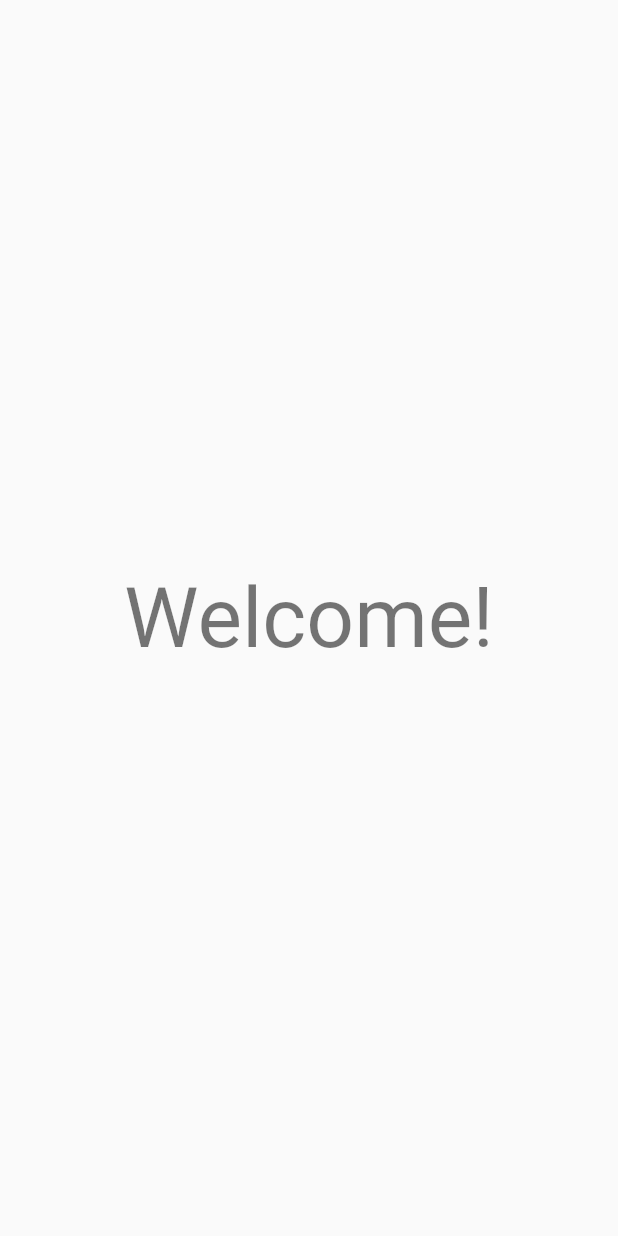
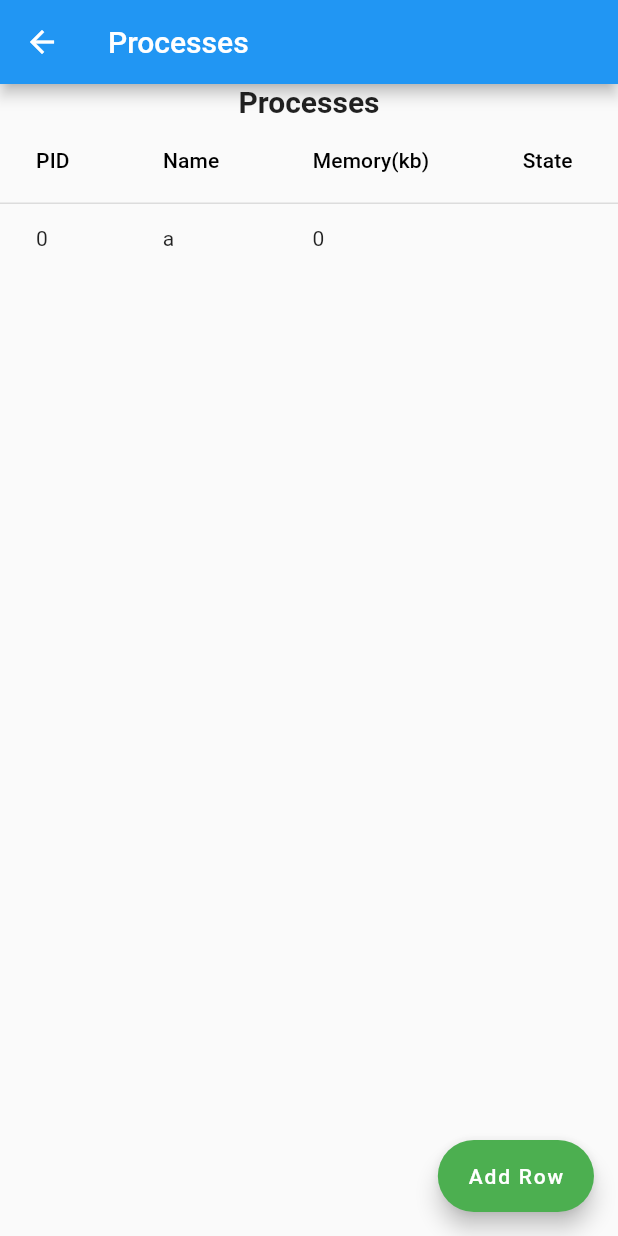
Before and after one commit to tf3193/Resource-Monitoring-UI, a Flutter app: the screen it shows after launch, after a tap on "Process Stats", on a phone screen of 412 x 824 dp. Run offline on Flutter 3.47's test engine with Material 2 defaults, Android fonts, the phone set to English and light mode, and no system bars; our stand-ins replace charts_flutter.

Commit message:
processess table copleted and code cleanup

```diff
--- a/lib/CPU.dart
+++ b/lib/CPU.dart
@@ -123,7 +123,8 @@ class _CPUState extends State<CPUGraph> {
         data: data,
       )
     ];
-
+    print("asdfasdfsa");
+    print(data.length());
   }
 
 }
--- a/lib/CpuCore.dart
+++ b/lib/CpuCore.dart
@@ -104,7 +104,7 @@ class _CPUCoreState extends State<CPUCoreGraph> {
       )
     ];
     CPUCoreList = series;
-    var chart = new charts.LineChart(CPUCoreList, animate: true);
+    var chart = new charts.LineChart(CPUCoreList, animate: true, behaviors: [new charts.SeriesLegend()]);
 
 
     //var chart = new charts.LineChart(MemList, animate: animate);
--- /dev/null
+++ b/lib/Processes.dart
@@ -0,0 +1,142 @@
+import 'package:flutter/material.dart';
+import 'dart:async';
+import 'package:charts_flutter/flutter.dart' as charts;
+import 'package:intl/intl.dart';
+
+import 'package:http/http.dart' as http;
+import 'dart:convert';
+import 'api.dart';
+
+
+class ProcessTable extends StatefulWidget {
+  @override
+  _ProcessState createState() => _ProcessState();
+}
+
+class _ProcessState extends State<ProcessTable> {
+  bool sort = true;
+  final List<Map<String, String>> listOfColumns = [
+    {"PID": "0", "Name": "1", "Memory": "0", "State": ""}
+  ];
+  List<DataRow> _rowList = [
+    DataRow(cells: <DataCell>[
+      DataCell(Text('0')),
+      DataCell(Text('a')),
+      DataCell(Text('0')),
+      DataCell(Text(""))
+    ]),
+  ];
+
+  List<charts.Series> CPUList;
+  Map processes = new Map();
+  bool animate;
+  final url = 'http://localhost:5000/api/processes';
+  Timer _everySecond;
+
+  @override
+  void initState() {
+
+    super.initState();
+    _updateData();
+    _everySecond = Timer.periodic(Duration(seconds: 5), (Timer t) {
+      setState(() {
+        //_updateData();
+      });
+    });
+  }
+
+
+/*
+  @override
+  Widget build(BuildContext context) {
+    return Scaffold(
+      body: Center(
+        child: DataTable(columns: [
+          DataColumn(label: Text('PID')),
+          DataColumn(label: Text('Name')),
+          DataColumn(label: Text('Memory')),
+          DataColumn(label: Text('State')),
+        ], rows: _rowList),
+      ),
+      floatingActionButton: FloatingActionButton.extended(
+        onPressed: () {
+          setState(() {
+            //_addRow();
+            //_updateData();
+          });
+        },
+        label: Text('Add Row'),
+        backgroundColor: Colors.green,
+      ),
+
+    );
+  }*/
+
+  @override
+  Widget build(BuildContext context) {
+    return Scaffold(
+          appBar: AppBar(
+            title: Text('Processes'),
+          ),
+          body: ListView(children: <Widget>[
+            Center(
+                child: Text(
+                  'Processes',
+                  style: TextStyle(fontSize: 20, fontWeight: FontWeight.bold),
+                )),
+            DataTable(
+              columns: [
+                DataColumn(label: Text('PID')),
+                DataColumn(label: Text('Name')),
+                DataColumn(label: Text('Memory(kb)'),),
+                DataColumn(label: Text('State')),
+              ],
+              rows: _rowList,
+            ),
+
+          ]),
+      floatingActionButton: FloatingActionButton.extended(
+        onPressed: () {
+          setState(() {
+            //_addRow();
+            _updateData();
+          });
+        },
+        label: Text('Add Row'),
+        backgroundColor: Colors.green,
+      ),
+    );
+
+  }
+
+  onSortColumn(int columnIndex, bool ascending) {
+    if (columnIndex == 0) {
+      if (ascending) {
+        _rowList.sort((a, b) => a.toString().compareTo(b.toString()));
+      } else {
+        _rowList.sort((a, b) => b.toString().compareTo(a.toString()));
+      }
+    }
+  }
+
+
+  Future _updateData() async {
+    List<DataRow> _newList = [];
+
+    var body = await Getdata(url);
+    //print(body);
+    Map parsed = json.decode(body.toString());
+    parsed.forEach((key, value) {
+      DataRow row = DataRow(cells: <DataCell>[
+        DataCell(Text(key.toString())),
+        DataCell(Text(parsed[key]["name"].toString())),
+        DataCell(Text(parsed[key]["memory"].toString())),
+        DataCell(Text(parsed[key]["state"].toString()))
+      ]);
+
+      _newList.add(row);
+    });
+    _rowList = _newList;
+  }
+
+}
--- a/lib/main.dart
+++ b/lib/main.dart
@@ -1,14 +1,8 @@
 import 'package:flutter/material.dart';
-import 'dart:async';
-import 'package:charts_flutter/flutter.dart' as charts;
-import 'package:intl/intl.dart';
-
-import 'package:http/http.dart' as http;
-import 'dart:convert';
-import 'api.dart';
 import 'CpuCore.dart';
 import 'Memory.dart';
 import 'CPU.dart';
+import 'Processes.dart';
 
 
 void main() => runApp(MyApp());
@@ -68,6 +62,18 @@ class CPUScreen extends StatelessWidget {
   }
 }
 
+class ProcessScreen extends StatelessWidget {
+  Widget build(BuildContext context) {
+    return Center(
+      child: SizedBox(
+        width: 5000,
+        child: ProcessTable(),
+
+      ),
+    );
+  }
+}
+
 class CPUCoreScreen extends StatelessWidget {
   Widget build(BuildContext context) {
     return Center(
@@ -80,47 +86,11 @@ class CPUCoreScreen extends StatelessWidget {
   }
 }
 
-CallApi() async {
-  var api = "http://localhost:5000/api/cpu";
-
-  Getdata(api).then((data) {
-
-      Map parsed = json.decode(data);
-      //var decoded = json.decode(data);
-      print(parsed['value']);
-      return parsed['value'];
-      //_currentData = data.toString();
-
-    });
-}
 
 
 class _MetricFormState extends State<MetricForm>
     with SingleTickerProviderStateMixin {
 
-
-
-  void GetData() {
-    var api = "http://localhost:5000/api/cpu";
-
-    Getdata(api).then((data) {
-      setState(() {
-        apiCall= false; //Disable Progressbar
-        Map parsed = json.decode(data);
-        //var decoded = json.decode(data);
-        print(parsed['value']);
-        //_currentData = data.toString();
-        _currentData = parsed['value'].toString();
-      });
-    }, onError: (error) {
-      setState(() {
-        apiCall=false; //Disable Progressbar
-        _currentData = error.toString();
-      });
-    });
-  }
-
-  bool _formCompleted = false;
   AnimationController animationController;
   Animation<Color> colorAnimation;
   @override
@@ -146,18 +116,9 @@ class _MetricFormState extends State<MetricForm>
     colorAnimation = animationController.drive(colorTween); // NEW
   }
 
-
-  void _showWelcomeScreen() {
-    Navigator.of(context)
-        .push(MaterialPageRoute(builder: (context) => WelcomeScreen()));
-  }
   void _showCPUGraph() {
     Navigator.of(context)
         .push(MaterialPageRoute(builder: (context) => CPUScreen()));
-  }
-  void _showServerGraph() {
-    Navigator.of(context)
-        .push(MaterialPageRoute(builder: (context) => WelcomeScreen()));
   }
   void _showMemoryMetrics() {
     Navigator.of(context)
@@ -165,16 +126,12 @@ class _MetricFormState extends State<MetricForm>
   }
   void _showProcessGraph() {
     Navigator.of(context)
-        .push(MaterialPageRoute(builder: (context) => WelcomeScreen()));
+        .push(MaterialPageRoute(builder: (context) => ProcessScreen()));
   }
   void _showCPUCoreGraph() {
     Navigator.of(context)
         .push(MaterialPageRoute(builder: (context) => CPUCoreScreen()));
   }
-
-
-  bool apiCall = false;
-  String _currentData = "";
 
   @override
   Widget build(BuildContext context) {
@@ -235,96 +192,7 @@ class _MetricFormState extends State<MetricForm>
             child: Text('Process Stats'),
           ),
         ),
-        Container(
-          height: 40,
-          width: double.infinity,
-          margin: EdgeInsets.all(12),
-          child: FlatButton(
-            color: Colors.blue,
-            textColor: Colors.white,
-            onPressed:  (){
-              setState((){
-                apiCall=true; // Set state like this
-              });
-              GetData();
-
-            }, // UPDATES
-            child: Text('Test API'),
-          ),
-        ),
-        Container(
-          height: 40,
-          width: double.infinity,
-          margin: EdgeInsets.all(12),
-          child: getProperWidget(),
-        )
-
-
       ],
     );
   }
-  Widget getProperWidget(){
-    if(apiCall)
-      return new CircularProgressIndicator();
-    else
-      return new Text(
-        '$_currentData',
-        style: Theme.of(context).textTheme.display1,
-      );
-  }
-
 }
-
-
-class WelcomeScreen extends StatelessWidget {
-  @override
-  Widget build(BuildContext context) {
-    return Scaffold(
-      body: Center(
-        child: Text('Welcome!', style: Theme.of(context).textTheme.display3),
-      ),
-    );
-  }
-}
-
-class MemoryScreen extends StatelessWidget {
-  @override
-  Widget build(BuildContext context) {
-    final data = [
-      new LinearSales(0, 5),
-      new LinearSales(1, 25),
-      new LinearSales(2, 100),
-      new LinearSales(3, 75),
-    ];
-
-    new charts.Series<LinearSales, int>(
-      id: 'Sales',
-      colorFn: (_, __) => charts.MaterialPalette.blue.shadeDefault,
-      domainFn: (LinearSales sales, _) => sales.year,
-      measureFn: (LinearSales sales, _) => sales.sales,
-      data: data,
-    );
-    return Scaffold(
-      body: Center(
-        child: Text('Welcome!', style: Theme.of(context).textTheme.display3),
-      ),
-    );
-  }
-}
-
-
-/// Sample linear data type.
-class LinearSales {
-  final int year;
-  final int sales;
-
-  LinearSales(this.year, this.sales);
-}
-
-/// Sample linear data type.
-class LinearValue {
-  final int time;
-  final double usage;
-
-  LinearValue(this.time, this.usage);
-}
```
